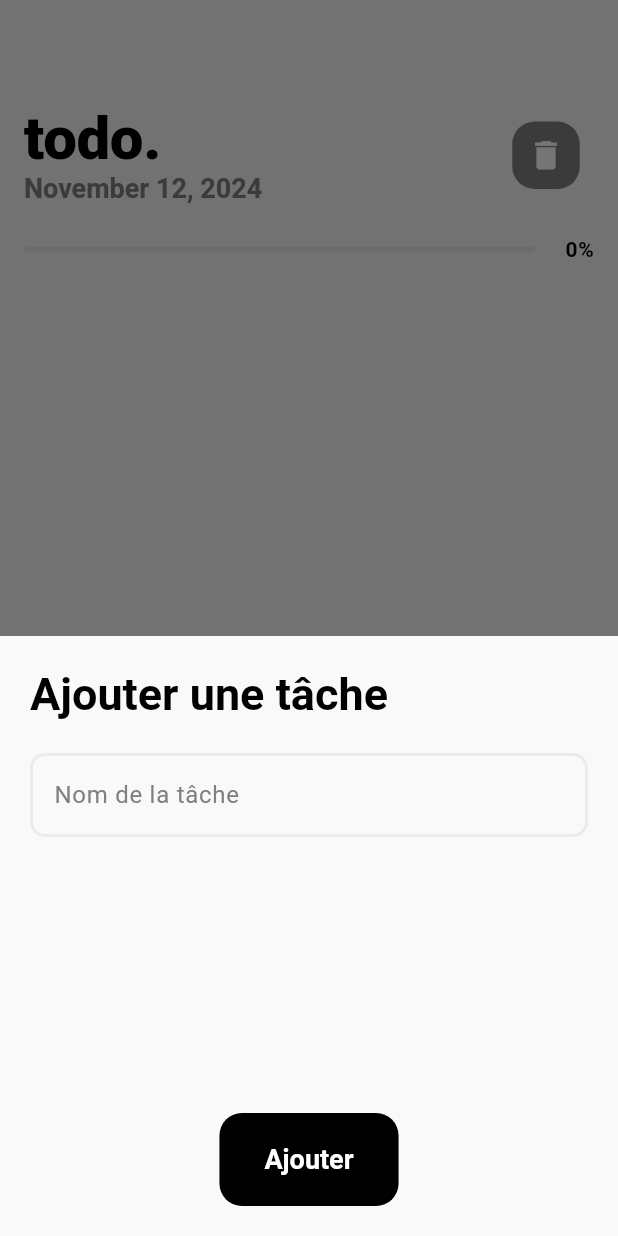
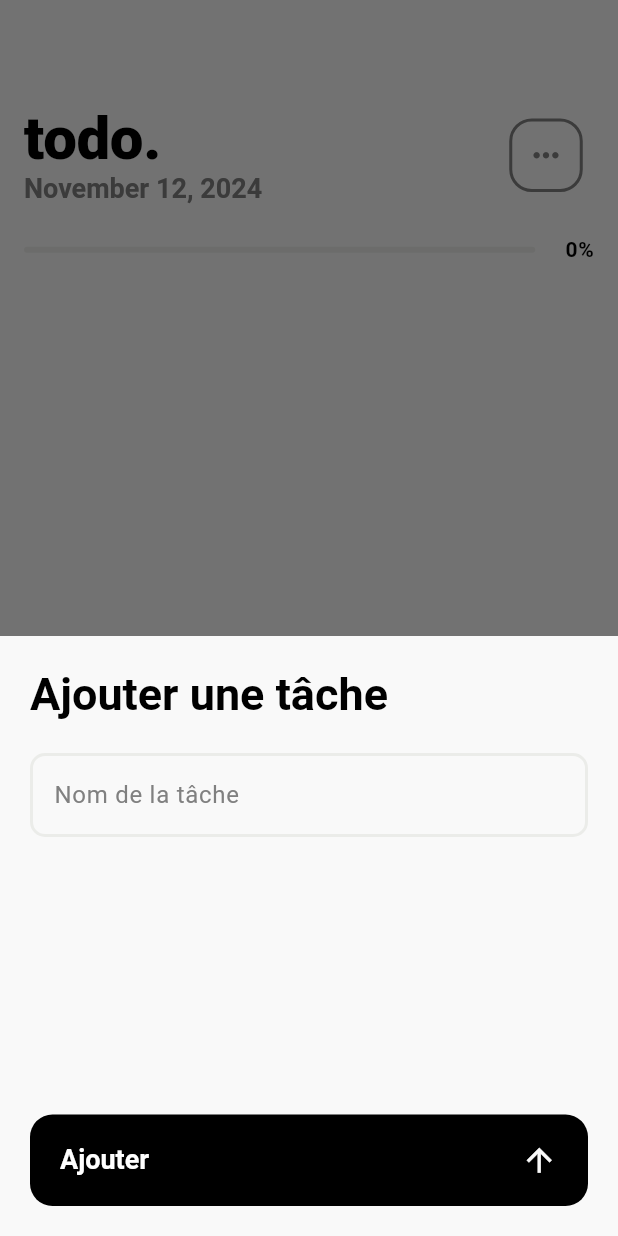
Before and after one commit to Paul-Lemonnier0/FlutterTodoList, a Flutter app: the screen it shows after launch, after a tap on the "add" icon, on a phone screen of 412 x 824 dp. Run offline on Flutter 3.47's test engine with Material 3 defaults, Android fonts, the phone set to English and light mode, and no system bars; missing offline and left inert: dart:ffi, mongo_dart; network calls fail; Roboto replaces fonts that are missing (WorkSans).

Commit message:
Adding final CRUD (update), animations, refactoring and code cleaning

```diff
--- /dev/null
+++ b/flutter_application_test/lib/components/bottomSheets/add_todo_item.dart
@@ -0,0 +1,51 @@
+import 'package:flutter/material.dart';
+import 'package:namer_app/components/buttons/basic_buttons.dart';
+import 'package:namer_app/components/inputs/text_input.dart';
+
+class AddTodoItem extends StatelessWidget{
+  const AddTodoItem({super.key, required this.onSubmit, required this.controller});
+
+  final VoidCallback onSubmit;
+  final TextEditingController controller;
+
+  @override
+  Widget build(BuildContext context) {
+    return Container(
+        height: 400,
+        color: Theme.of(context).colorScheme.primary,
+        child: Center(
+          child: Padding(
+            padding: const EdgeInsets.all(20.0),
+            child: Column(
+            children: [
+              Align(
+                alignment: Alignment.centerLeft,
+                child: Text(
+                  'Ajouter une tâche',
+                  style: Theme.of(context).textTheme.titleLarge,
+                ),
+              ),
+
+              SizedBox(height: 20),
+
+              CustomTextInput(myController: controller),
+
+              Spacer(),
+
+              BackgroundTextButton(
+                onPressed: () {
+                  onSubmit();
+                },
+                trailingIcon: Icon(
+                  Icons.arrow_upward,
+                  size: 25
+                ),
+                text: "Ajouter"
+              )
+            ],
+          ),
+          ),
+      ),
+    );
+  }
+}
--- a/flutter_application_test/lib/components/buttons/basic_buttons.dart
+++ b/flutter_application_test/lib/components/buttons/basic_buttons.dart
@@ -4,25 +4,35 @@ import 'package:namer_app/app_theme.dart';
 
 class BackgroundTextButton extends StatelessWidget {
 
-  const BackgroundTextButton({super.key, required this.onPressed, required this.text});
+  const BackgroundTextButton({super.key, required this.onPressed, required this.text, this.isRed = false, this.trailingIcon});
 
   final VoidCallback onPressed;
   final String text;
+  final bool isRed;
+  final Icon? trailingIcon;
 
   @override
   Widget build(BuildContext context) {
+    final backgroundColor = isRed ? Theme.of(context).colorScheme.error : Theme.of(context).colorScheme.contrast;
+
   return TextButton(
     onPressed: onPressed,
     style: ButtonStyle(
       splashFactory: InkSplash.splashFactory,
-        padding: WidgetStateProperty.all(EdgeInsets.zero),
+      padding: WidgetStatePropertyAll(EdgeInsets.zero), // Ensure no padding from the button itself
     ),
+    child: Align(
+      alignment: Alignment.center, // Center the button content
       child: Container(
-        padding: const EdgeInsets.symmetric(vertical: 20, horizontal: 30), // Ajuste les marges du bouton
+        padding: const EdgeInsets.symmetric(vertical: 18, horizontal: 20), // Adjust the button padding
         decoration: BoxDecoration(
-          color: Theme.of(context).colorScheme.contrast,
+          color: backgroundColor,
           borderRadius: BorderRadius.circular(15),
         ),
+        child: Row(
+          mainAxisAlignment: MainAxisAlignment.spaceBetween, // This will make the text take available space
+          children: [
+            Expanded( // This will make the Text take all the remaining space
               child: Text(
                 text,
                 style: Theme.of(context).textTheme.displaySmall!.merge(
@@ -30,7 +40,15 @@ class BackgroundTextButton extends StatelessWidget {
                 ),
               ),
             ),
+            SizedBox(width: trailingIcon != null ? 20 : 0),
+            trailingIcon ?? Container(),
+          ],
+        ),
+      ),
+    ),
   );
+
+
   }
 }
 
@@ -39,15 +57,22 @@ class BackgroundIconButton extends StatelessWidget {
     super.key,
     required this.onPressed,
     required this.icon,
-    required this.disabled,
+    this.disabled = false,
+    this.isRed = false,
   });
 
   final VoidCallback onPressed;
   final Icon icon;
   final bool disabled;
+  final bool isRed;
 
   @override
   Widget build(BuildContext context) {
+
+    final bgColor =
+      disabled ? Theme.of(context).colorScheme.fontGray :
+        isRed ? Theme.of(context).colorScheme.error : Theme.of(context).colorScheme.contrast;
+
     return TextButton(
 
       onPressed: disabled ? null : onPressed,
@@ -58,7 +83,48 @@ class BackgroundIconButton extends StatelessWidget {
       child: Container(
         padding: const EdgeInsets.symmetric(vertical: 10, horizontal: 10), // Ajuste les marges du bouton
         decoration: BoxDecoration(
-          color: disabled ? Theme.of(context).colorScheme.fontGray : Theme.of(context).colorScheme.contrast,
+          color: bgColor,
+          borderRadius: BorderRadius.circular(15),
+        ),
+        child: icon, // Affiche l'icône ici
+      ),
+    );
+  }
+}
+
+
+class BorderIconButton extends StatelessWidget {
+  const BorderIconButton({
+    super.key,
+    required this.onPressed,
+    required this.icon,
+    this.disabled = false,
+    this.isRed = false
+  });
+
+  final VoidCallback onPressed;
+  final Icon icon;
+  final bool disabled;
+  final bool isRed;
+
+
+  @override
+  Widget build(BuildContext context) {
+    final borderColor =
+      disabled ? Theme.of(context).colorScheme.fontGray :
+        isRed ? Theme.of(context).colorScheme.error : Theme.of(context).colorScheme.contrast;
+
+    return TextButton(
+
+      onPressed: disabled ? null : onPressed,
+      style: ButtonStyle(
+        splashFactory: InkSplash.splashFactory,
+        padding: WidgetStatePropertyAll(EdgeInsets.zero),
+      ),
+      child: Container(
+        padding: const EdgeInsets.symmetric(vertical: 10, horizontal: 10), // Ajuste les marges du bouton
+        decoration: BoxDecoration(
+          border: Border.all(color: borderColor, width: 2),
           borderRadius: BorderRadius.circular(15),
         ),
         child: icon, // Affiche l'icône ici
--- a/flutter_application_test/lib/components/buttons/floating_button.dart
+++ b/flutter_application_test/lib/components/buttons/floating_button.dart
@@ -1,7 +1,6 @@
 import 'package:flutter/material.dart';
 import 'package:namer_app/app_theme.dart';
-import 'package:namer_app/components/buttons/basic_buttons.dart';
-import 'package:namer_app/components/inputs/text_input.dart';
+import 'package:namer_app/components/bottomSheets/add_todo_item.dart';
 
 class AddFloatingButton extends StatefulWidget {
   const AddFloatingButton({
@@ -16,17 +15,17 @@ class AddFloatingButton extends StatefulWidget {
 }
 
 class _AddFloatingButtonState extends State<AddFloatingButton> {
-  final myController = TextEditingController();
+  final controller = TextEditingController();
 
   @override
   void dispose() {
-    myController.dispose();
+    controller.dispose();
     super.dispose();
   }
 
   void handleOnPress(String text) {
     widget.onPressed(text);
-    myController.clear();
+    controller.clear();
     Navigator.pop(context);
   }
 
@@ -46,39 +45,7 @@ class _AddFloatingButtonState extends State<AddFloatingButton> {
         showModalBottomSheet<void>(
           context: context,
           builder: (BuildContext context) {
-            return Container(
-              height: 400,
-              color: Theme.of(context).colorScheme.primary,
-              child: Center(
-                child: Padding(
-                  padding: const EdgeInsets.all(20.0),
-                  child: Column(
-                  children: [
-                    Align(
-                      alignment: Alignment.centerLeft,
-                      child: Text(
-                        'Ajouter une tâche',
-                        style: Theme.of(context).textTheme.titleLarge,
-                      ),
-                    ),
-
-                    SizedBox(height: 20),
-
-                    CustomTextInput(myController: myController),
-
-                    Spacer(),
-
-                    BackgroundTextButton(
-                      onPressed: () {
-                        handleOnPress(myController.text);
-                      },
-                      text: "Ajouter"
-                    )
-                  ],
-                ),
-                ),
-            ),
-            );
+            return AddTodoItem(onSubmit: () { handleOnPress(controller.text); }, controller: controller);
           }
         );
       },
--- a/flutter_application_test/lib/components/stats/progress_bar.dart
+++ b/flutter_application_test/lib/components/stats/progress_bar.dart
@@ -14,11 +14,16 @@ class CustomProgressBar extends StatelessWidget {
   Widget build(BuildContext context) {
     return Row(children: [
       Expanded( // Utilisez Expanded pour donner une largeur contrainte
-        child: LinearProgressIndicator(
-          value: value,
-          borderRadius: BorderRadius.circular(10),
-          valueColor: AlwaysStoppedAnimation<Color>(Theme.of(context).colorScheme.contrast),
-        )
+        child: TweenAnimationBuilder<double>(
+          duration: const Duration(milliseconds: 250),
+          curve: Curves.easeInOut,
+          tween: Tween<double>(
+              begin: 0,
+              end: value.clamp(0.0, 1.0)
+          ),
+          builder: (context, value, _) =>
+              LinearProgressIndicator(value: value, valueColor: AlwaysStoppedAnimation<Color>(Theme.of(context).colorScheme.contrast), borderRadius: BorderRadius.circular(10),)
+      ),
       ),
       SizedBox(width: 20),
       Text(
--- a/flutter_application_test/lib/main.dart
+++ b/flutter_application_test/lib/main.dart
@@ -1,6 +1,7 @@
 import 'package:flutter/material.dart';
 import 'package:intl/date_symbol_data_local.dart';
 import 'package:namer_app/app_theme.dart';
+import 'package:namer_app/components/bottomSheets/todo_item_settings.dart';
 import 'package:namer_app/components/buttons/basic_buttons.dart';
 import 'package:namer_app/components/buttons/floating_button.dart';
 import 'package:namer_app/components/list/basic_list.dart';
@@ -67,10 +68,31 @@ class _MyHomePageState extends State<MyHomePage> {
     todoList.deleteSelectedItem();
   }
 
+
+  void editSelectedItem(String newTitle) {
+    final todoList = Provider.of<TodoList>(context, listen: false);
+    todoList.editSelectedItem(newTitle);
+  }
+
   bool hasSelectedItem() {
     final todoList = Provider.of<TodoList>(context, listen: false);
     return todoList.hasSelectedItem();
   }
+
+  TodoItem getSelectedItem() {
+    final todoList = Provider.of<TodoList>(context, listen: false);
+      final selectedId = todoList.selectedItemID;
+
+      final selectedItem = todoList.items.firstWhere(
+        (item) => item.id == selectedId,
+      );
+
+      controller.text = selectedItem.title;
+
+      return selectedItem;
+  }
+
+  final controller = TextEditingController();
 
   @override
   Widget build(BuildContext context) {
@@ -82,7 +104,6 @@ class _MyHomePageState extends State<MyHomePage> {
 
       floatingActionButtonLocation: FloatingActionButtonLocation.centerDocked,
       floatingActionButton: AddFloatingButton(onPressed: addItem),
-
 
       bottomNavigationBar: CustomBottomTabBar(),
       body: Padding(
@@ -127,16 +148,21 @@ class _MyHomePageState extends State<MyHomePage> {
                                 ),
                               ),
 
-
-
                               Align(
                                 alignment: Alignment.centerRight,
-                                child: BackgroundIconButton(
+                                child: BorderIconButton(
                                   disabled: !hasSelectedItem(),
-                                  onPressed: deleteSelectedItem,
+                                  onPressed: () {
+                                    showModalBottomSheet<void>(
+                                      context: context,
+                                      builder: (BuildContext context) {
+                                        return TodoItemSettings(todo: getSelectedItem(), controller: controller, onDelete: deleteSelectedItem, onEdit: editSelectedItem);
+                                      }
+                                    );
+                                  },
                                   icon: Icon(
-                                    Icons.delete,
-                                    color: Theme.of(context).colorScheme.fontContrast,
+                                    Icons.more_horiz_outlined,
+                                    color: !hasSelectedItem() ? Theme.of(context).colorScheme.fontGray : Theme.of(context).colorScheme.contrast,
                                     size: 25,
                                   ),
                                 ),
```
Also changed, not shown: flutter_application_test/lib/components/bottomSheets/todo_item_settings.dart (added, +79 -0 lines), flutter_application_test/lib/components/list/basic_list.dart (+59 -27 lines), flutter_application_test/lib/models/todo_class.dart (+82 -4 lines), 2 other files. Lines whose indentation alone changed are shown as unchanged.
